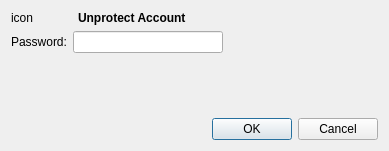
Old version of the form src/passworddialog.ui in the repository KDE/knipptasch.
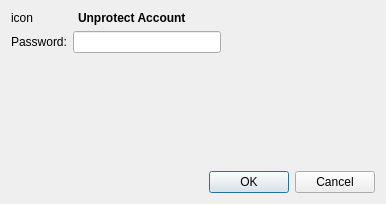
New version of the form. Custom widgets are drawn as their Qt base class.

Diff of the .ui file:
```diff
--- a/src/passworddialog.ui
+++ b/src/passworddialog.ui
@@ -7,8 +7,8 @@
    <rect>
     <x>0</x>
     <y>0</y>
-    <width>389</width>
-    <height>151</height>
+    <width>386</width>
+    <height>204</height>
    </rect>
   </property>
   <property name="sizePolicy">
```
Left out of the diff: 2 changed lines with no effect on the pictures.
